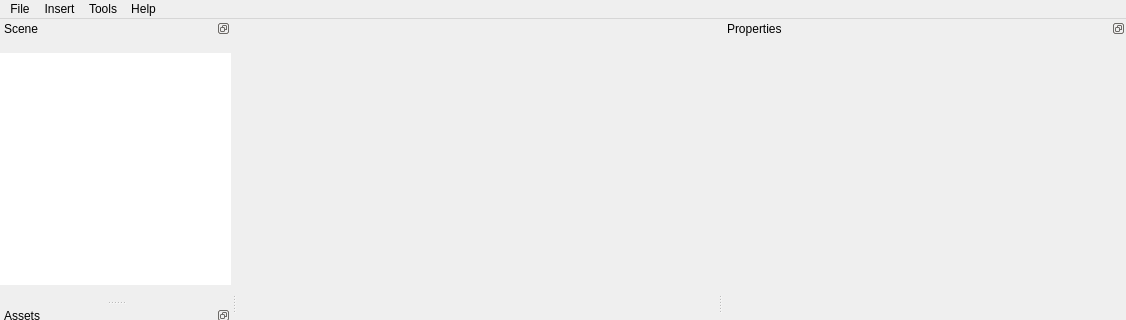
First picture: the form in src/ui/element_editor.ui, repository LNDF/Element-Editor, before the edit; both pictures show x 0 to 1126 and y 0 to 320 of the 1126 by 586 pixel window.
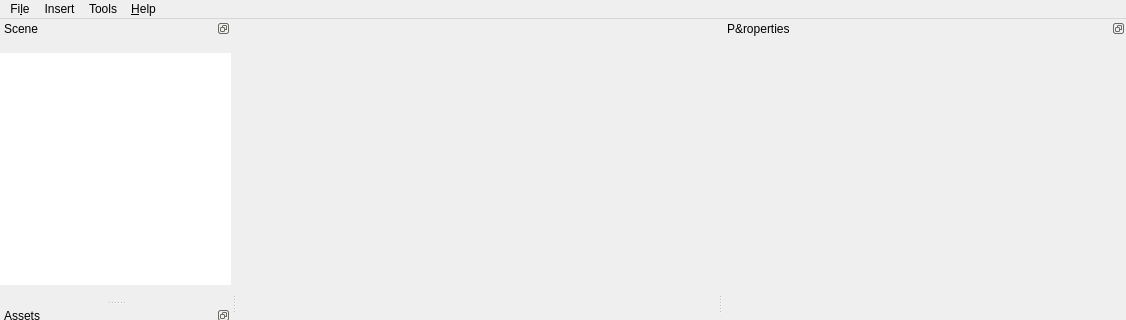
Second picture: the form after the edit. Custom widgets are drawn as their Qt base class.

```diff
--- a/src/ui/element_editor.ui
+++ b/src/ui/element_editor.ui
@@ -155,7 +155,7 @@
     <set>QDockWidget::DockWidgetFloatable|QDockWidget::DockWidgetMovable</set>
    </property>
    <property name="windowTitle">
-    <string>Properties</string>
+    <string>P&amp;roperties</string>
    </property>
    <attribute name="dockWidgetArea">
     <number>2</number>
@@ -223,7 +223,7 @@
    </property>
    <widget class="QMenu" name="menu_file">
     <property name="title">
-     <string>File</string>
+     <string>Fi&amp;le</string>
     </property>
     <addaction name="action_save"/>
     <addaction name="action_reload"/>
@@ -260,7 +260,7 @@
    </widget>
    <widget class="QMenu" name="menu_help">
     <property name="title">
-     <string>Help</string>
+     <string>&amp;Help</string>
     </property>
     <addaction name="action_about"/>
     <addaction name="separator"/>
```
Left out of the diff: 57 changed lines with no effect on the pictures.
